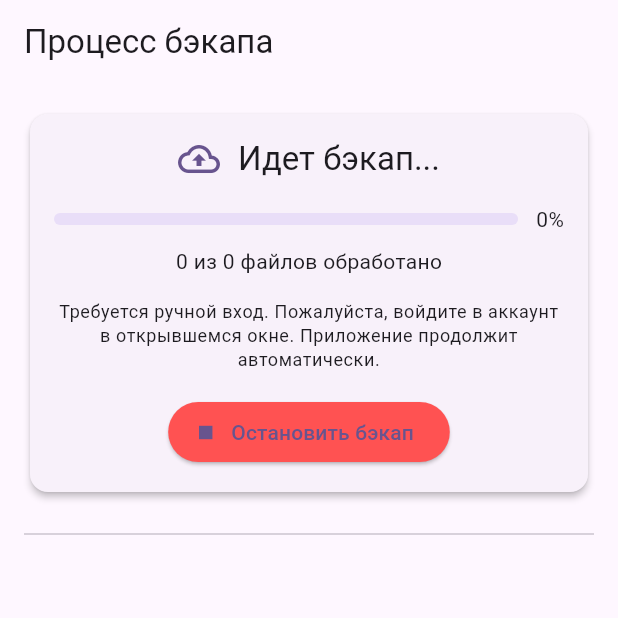
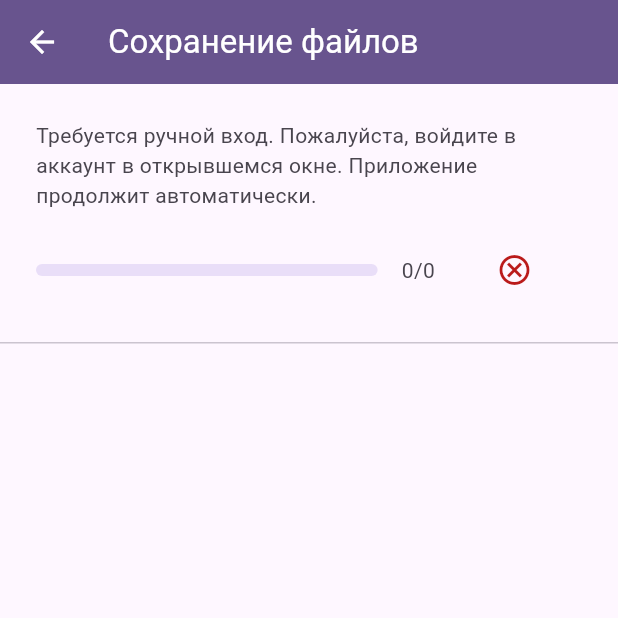
Before and after one commit to xripunov/figma_backup, a Flutter app: the BackupScreen screen opened directly with empty values, on a phone screen of 412 x 824 dp, the top half of it. Run offline on Flutter 3.47's test engine with Material 3 defaults, Android fonts, the phone set to English and light mode, and no system bars; our stand-ins replace file_picker, shared_preferences, wave; missing offline and left inert: open_file_plus, puppeteer; accounts and stored records are empty.

Commit message:
глобальное улучшение дизайна

```diff
--- a/lib/models/backup_task.dart
+++ b/lib/models/backup_task.dart
@@ -44,5 +44,5 @@ class LoginCheckTask extends BackupTask {
 // Конкретная задача для скачивания файла
 class DownloadFileTask extends BackupTask {
   final BackupItem item;
-  DownloadFileTask(this.item) : super('Скачивание: ${item.mainFileName}');
+  DownloadFileTask(this.item) : super(item.mainFileName);
 }
--- a/lib/screens/backup_screen.dart
+++ b/lib/screens/backup_screen.dart
@@ -5,6 +5,8 @@ import 'package:figma_bckp/services/puppeteer_service.dart';
 import 'package:flutter/material.dart';
 import 'package:open_file_plus/open_file_plus.dart';
 import 'package:provider/provider.dart';
+import 'package:wave/config.dart';
+import 'package:wave/wave.dart';
 
 class BackupScreen extends StatefulWidget {
   final List<FigmaFile> selectedFiles;
@@ -54,7 +56,7 @@ class _BackupScreenState extends State<BackupScreen> {
       onFileStart: (item) {
         final task = _findTaskForItem(item);
         task?.status = TaskStatus.running;
-        task?.message = 'Скачивается...';
+        task?.message = 'Скачивание...';
       },
       onFileSuccess: (item) {
         final task = _findTaskForItem(item);
@@ -111,10 +113,6 @@ class _BackupScreenState extends State<BackupScreen> {
         _isBackupComplete = true;
       });
     }
-
-    // If the backup completed successfully (was not cancelled),
-    // we can pop the screen with a success result.
-    // However, we will do this when the user presses the "Done" button.
   }
 
   @override
@@ -124,27 +122,35 @@ class _BackupScreenState extends State<BackupScreen> {
     return PopScope(
       canPop: !isRunning,
       onPopInvoked: (didPop) {
-        if (didPop && isRunning) {
-          _puppeteerService.cancelBackup();
-        }
+        if (didPop) return;
+        // This logic runs when a pop is attempted while `isRunning` is true.
+        _puppeteerService.forceCloseBrowser();
+        _finishBackup(cancellationMessage: 'Отменено пользователем');
+        // Immediately pop the screen after cancellation.
+        Navigator.pop(context, 'canceled');
       },
       child: Scaffold(
         appBar: AppBar(
-          title: const Text('Процесс бэкапа'),
-          automaticallyImplyLeading: !isRunning,
+          backgroundColor: Theme.of(context).colorScheme.primary,
+          foregroundColor: Theme.of(context).colorScheme.onPrimary,
+          elevation: 1,
+          title: const Text('Сохранение файлов'),
         ),
-        body: Padding(
-          padding: const EdgeInsets.all(16.0),
-          child: Column(
+        body: Column(
           crossAxisAlignment: CrossAxisAlignment.stretch,
           children: [
-              _buildOverallStatus(),
-              const SizedBox(height: 16),
-              const Divider(),
+            Padding(
+              padding: const EdgeInsets.all(24.0),
+              child: _buildOverallStatus(),
+            ),
+            const Divider(height: 1),
             Expanded(child: _buildTasksList()),
-              if (_isBackupComplete) _buildCompletionControls(),
+            if (_isBackupComplete)
+              Padding(
+                padding: const EdgeInsets.all(16.0),
+                child: _buildCompletionControls(),
+              ),
           ],
-          ),
         ),
       ),
     );
@@ -155,23 +161,14 @@ class _BackupScreenState extends State<BackupScreen> {
     final progress = _tasks.isNotEmpty ? processedTasks / _tasks.length : 0.0;
     final isRunning = !_isBackupComplete;
 
-    String title = isRunning ? 'Идет бэкап...' : 'Бэкап завершен';
-    IconData icon = isRunning ? Icons.cloud_upload_outlined : (_tasks.any((t) => t.status == TaskStatus.failure) ? Icons.warning_amber_rounded : Icons.check_circle_outline_rounded);
-    Color iconColor = isRunning ? Theme.of(context).colorScheme.primary : (_tasks.any((t) => t.status == TaskStatus.failure) ? Colors.orange : Colors.green);
-
-    return Card(
-      elevation: 2,
-      child: Padding(
-        padding: const EdgeInsets.all(16.0),
-        child: Column(
+    return Column(
+      crossAxisAlignment: CrossAxisAlignment.start,
       children: [
-            Row(
-              mainAxisAlignment: MainAxisAlignment.center,
-              children: [
-                Icon(icon, color: iconColor, size: 28),
-                const SizedBox(width: 12),
-                Text(title, style: Theme.of(context).textTheme.titleLarge),
-              ],
+        Text(
+          _currentAction,
+          style: Theme.of(context).textTheme.bodyMedium?.copyWith(
+                color: Theme.of(context).colorScheme.onSurfaceVariant,
+              ),
         ),
         const SizedBox(height: 16),
         Row(
@@ -183,47 +180,66 @@ class _BackupScreenState extends State<BackupScreen> {
                 borderRadius: BorderRadius.circular(4),
               ),
             ),
-                const SizedBox(width: 12),
-                Text('${(progress * 100).toStringAsFixed(0)}%'),
-              ],
+            const SizedBox(width: 16),
+            Text(
+              '$processedTasks/${_tasks.length}',
+              style: Theme.of(context).textTheme.bodyMedium?.copyWith(
+                    color: Theme.of(context).colorScheme.onSurfaceVariant,
+                    fontFeatures: const [FontFeature.tabularFigures()],
                   ),
-            const SizedBox(height: 8),
-            Text('$processedTasks из ${_tasks.length} файлов обработано'),
-            const SizedBox(height: 16),
-            Text(_currentAction, textAlign: TextAlign.center, style: Theme.of(context).textTheme.bodySmall),
-            const SizedBox(height: 16),
-            if (isRunning)
-              ElevatedButton.icon(
-                icon: const Icon(Icons.stop),
-                label: const Text('Остановить бэкап'),
+            ),
+            const SizedBox(width: 8),
+            Visibility(
+              visible: isRunning,
+              maintainSize: true,
+              maintainAnimation: true,
+              maintainState: true,
+              child: SizedBox(
+                width: 90,
+                child: IconButton(
+                  icon: const Icon(Icons.cancel_outlined),
                   onPressed: () {
                     _puppeteerService.forceCloseBrowser();
                     _finishBackup(cancellationMessage: 'Отменено пользователем');
                   },
-                style: ElevatedButton.styleFrom(backgroundColor: Colors.redAccent),
+                  style: IconButton.styleFrom(
+                    foregroundColor: Theme.of(context).colorScheme.error,
+                  ),
+                ),
+              ),
             ),
           ],
         ),
-      ),
+      ],
     );
   }
 
   Widget _buildTasksList() {
-    return ListView.builder(
+    return ListView.separated(
       itemCount: _tasks.length,
+      separatorBuilder: (context, index) => const Divider(height: 1, indent: 16, endIndent: 16),
       itemBuilder: (context, index) {
         final task = _tasks[index];
         return ChangeNotifierProvider.value(
           value: task,
           child: Consumer<BackupTask>(
             builder: (context, task, child) {
-              return Card(
-                margin: const EdgeInsets.symmetric(vertical: 4),
-                child: ListTile(
+              return ListTile(
+                contentPadding: const EdgeInsets.symmetric(horizontal: 24, vertical: 4),
                 leading: _buildStatusIcon(task.status),
                 title: Text(task.title, overflow: TextOverflow.ellipsis),
-                  subtitle: task.message != null ? Text(task.message!, maxLines: 2, overflow: TextOverflow.ellipsis, style: TextStyle(color: task.status == TaskStatus.failure ? Colors.redAccent : null)) : null,
+                subtitle: task.message != null
+                    ? Text(
+                        task.message!,
+                        maxLines: 2,
+                        overflow: TextOverflow.ellipsis,
+                        style: TextStyle(
+                          color: task.status == TaskStatus.failure
+                              ? Theme.of(context).colorScheme.error
+                              : null,
                         ),
+                      )
+                    : null,
               );
             },
           ),
@@ -233,42 +249,44 @@ class _BackupScreenState extends State<BackupScreen> {
   }
 
   Widget _buildStatusIcon(TaskStatus status) {
+    final theme = Theme.of(context);
+    return SizedBox(
+      width: 24,
+      height: 24,
+      child: Center(
+        child: () {
           switch (status) {
             case TaskStatus.pending:
-        return const Icon(Icons.schedule, color: Colors.grey);
+              return Icon(Icons.schedule_outlined, color: theme.colorScheme.onSurfaceVariant);
             case TaskStatus.running:
-        return const SizedBox(width: 24, height: 24, child: CircularProgressIndicator(strokeWidth: 2.0));
+              return CircularProgressIndicator(strokeWidth: 2.5, color: theme.colorScheme.primary);
             case TaskStatus.success:
-        return const Icon(Icons.check_circle, color: Colors.green);
+              return Icon(Icons.check_circle_outline, color: Colors.green);
             case TaskStatus.failure:
-        return const Icon(Icons.error, color: Colors.red);
-      // --- НОВАЯ ИКОНКА ---
+              return Icon(Icons.error_outline, color: theme.colorScheme.error);
             case TaskStatus.skipped:
-        return const Icon(Icons.history, color: Colors.grey);
+              return Icon(Icons.history_outlined, color: theme.colorScheme.onSurfaceVariant);
           }
+        }(),
+      ),
+    );
   }
 
   Widget _buildCompletionControls() {
     final hasFailures = _tasks.any((t) => t.status == TaskStatus.failure);
 
-    return Padding(
-      padding: const EdgeInsets.only(top: 16.0),
-      child: Column(
-        crossAxisAlignment: CrossAxisAlignment.stretch,
+    return Row(
       children: [
-          ElevatedButton.icon(
-            icon: const Icon(Icons.folder_open_outlined),
-            label: const Text('Открыть папку'),
+        OutlinedButton(
           onPressed: () => OpenFile.open(widget.savePath),
+          child: const Text('Открыть папку'),
         ),
-          const SizedBox(height: 8),
-          FilledButton.icon(
-            icon: const Icon(Icons.check),
-            label: const Text('Готово'),
-            onPressed: () => Navigator.pop(context, !hasFailures),
+        const Spacer(),
+        FilledButton(
+          onPressed: () => Navigator.pop(context, hasFailures ? 'failure' : 'success'),
+          child: const Text('Готово'),
         ),
       ],
-      ),
     );
   }
 }
--- a/lib/services/puppeteer_service.dart
+++ b/lib/services/puppeteer_service.dart
@@ -174,7 +174,7 @@ class PuppeteerService {
         executablePath: _getChromiumPath(),
         userDataDir: _profilePath,
         args: _chromeArgs,
-        headless: false,
+        headless: true,
         defaultViewport: null,
         timeout: const Duration(minutes: 2),
       );
@@ -219,7 +219,8 @@ class PuppeteerService {
           final downloadedFile = await _saveLocalCopyWithRetry(page, downloadsDir, item);
           if (isCancelled) break;
 
-          final sanitizedProjectName = _sanitizeName(item.projectName);
+          final projectName = item.projectName.isEmpty ? 'Drafts' : item.projectName;
+          final sanitizedProjectName = _sanitizeName(projectName);
           final sanitizedFileName = _sanitizeName(item.mainFileName);
           final projectFolderPath = path.join(savePath, sanitizedProjectName);
           await Directory(projectFolderPath).create(recursive: true);
--- a/pubspec.yaml
+++ b/pubspec.yaml
@@ -46,6 +46,7 @@ dependencies:
   # Use with the CupertinoIcons class for iOS style icons.
   cupertino_icons: ^1.0.8
   uuid: ^4.5.1
+  wave: ^0.2.2
 
 dev_dependencies:
   flutter_test:
```
Also changed, not shown: lib/screens/home_screen.dart (+99 -20 lines), pubspec.lock. Lines whose indentation alone changed are shown as unchanged.
